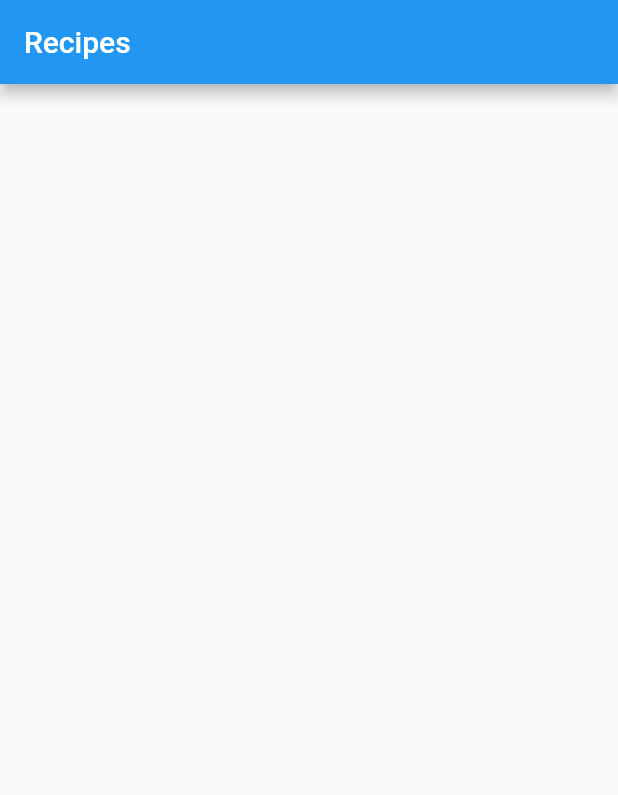
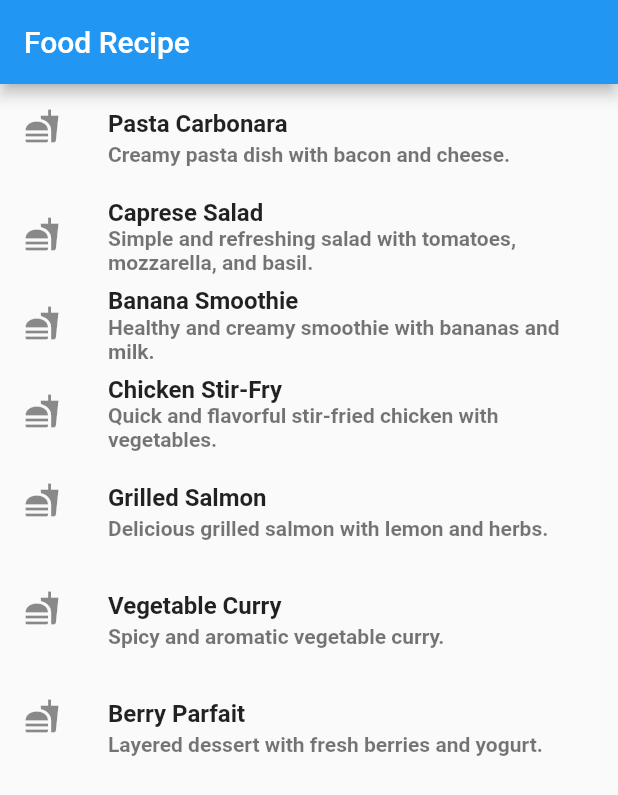
Before and after one commit to ShahirSammun/Flutter_Test, a Flutter app: the screen it shows after launch, on a phone screen of 412 x 824 dp. Shown: the top 795 px of the screen. Run offline on Flutter 3.47's test engine with Material 2 defaults, Android fonts, the light colour scheme and no system bars.

Commit message:
Flutter Code Added

```diff
--- a/lib/main.dart
+++ b/lib/main.dart
@@ -1,44 +1,29 @@
-import 'dart:convert';
-
 import 'package:flutter/material.dart';
-
-void main() {
-  runApp(MyApp());
+main() {
+  runApp(
+    const MyApp(),
+  );
 }
 
 class MyApp extends StatelessWidget {
-  const MyApp({super.key});
+  const MyApp({Key? key}) : super(key: key);
 
   @override
   Widget build(BuildContext context) {
-    return MaterialApp(
-      title: 'Recipe App',
-      theme: ThemeData(
-        primarySwatch: Colors.blue,
-      ),
-      home: RecipeListPage(),
+    return const MaterialApp(
+      home: HomeScreen(),
     );
   }
 }
+class HomeScreen extends StatefulWidget {
+  const HomeScreen({Key? key}) : super(key: key);
 
-class RecipeListPage extends StatefulWidget {
   @override
-  _RecipeListPageState createState() => _RecipeListPageState();
+  State<HomeScreen> createState() => _HomeScreenState();
 }
 
-class _RecipeListPageState extends State<RecipeListPage> {
-  List<Recipe> recipes = [];
-
-  @override
-  void initState() {
-    super.initState();
-    loadRecipes();
-  }
-
-  void loadRecipes() {
-    String jsonText = '''
-    {
-      "recipes": [
+class _HomeScreenState extends State<HomeScreen> {
+  var recipes = [
     {
       "title": "Pasta Carbonara",
       "description": "Creamy pasta dish with bacon and cheese.",
@@ -46,7 +31,8 @@ class _RecipeListPageState extends State<RecipeListPage> {
     },
     {
       "title": "Caprese Salad",
-          "description": "Simple and refreshing salad with tomatoes, mozzarella, and basil.",
+      "description":
+      "Simple and refreshing salad with tomatoes, mozzarella, and basil.",
       "ingredients": ["tomatoes", "mozzarella", "basil"]
     },
     {
@@ -62,7 +48,7 @@ class _RecipeListPageState extends State<RecipeListPage> {
     {
       "title": "Grilled Salmon",
       "description": "Delicious grilled salmon with lemon and herbs.",
-          "ingredient": ["salmon fillet", "lemon", "olive oil", "dill"]
+      "ingredients": ["salmon fillet", "lemon", "olive oil", "dill"]
     },
     {
       "title": "Vegetable Curry",
@@ -73,57 +59,39 @@ class _RecipeListPageState extends State<RecipeListPage> {
       "title": "Berry Parfait",
       "description": "Layered dessert with fresh berries and yogurt.",
       "ingredients": ["berries", "yogurt", "granola"]
-        }
-      ]
-    }
-    ''';
+    },
+  ];
 
-    Map<String, dynamic> jsonData = jsonDecode(jsonText);
-    List<dynamic> recipeList = jsonData['recipes'];
-
-    setState(() {
-      recipes = recipeList.map((json) => Recipe.fromJson(json)).toList();
-    });
+  @override
+  void initState() {
+    super.initState();
   }
 
   @override
   Widget build(BuildContext context) {
     return Scaffold(
       appBar: AppBar(
-        title: Text('Recipes'),
+        title: const Text('Food Recipe'),
       ),
-      body: ListView.builder(
+      body: Scrollbar(
+        thickness: 10,
+        child: ListView.builder(
           itemCount: recipes.length,
           itemBuilder: (context, index) {
             return ListTile(
-            title: Text(recipes[index].title),
-            onTap: () {
-              // Handle recipe item tap
-              // You can navigate to a recipe detail page or perform any desired action
-            },
+              title: Text(
+                recipes[index]['title'].toString(),
+                style: const TextStyle(fontWeight: FontWeight.bold),
+              ),
+              subtitle: Text(
+                recipes[index]['description'].toString(),
+                style: const TextStyle(fontWeight: FontWeight.bold),
+              ),
+              leading: const Icon(Icons.fastfood),
             );
           },
+        ),
       ),
     );
   }
 }
-
-class Recipe {
-  final String title;
-  final String description;
-  final List<String> ingredients;
-
-  Recipe({
-    required this.title,
-    required this.description,
-    required this.ingredients,
-  });
-
-  factory Recipe.fromJson(Map<String, dynamic> json) {
-    return Recipe(
-      title: json['title'],
-      description: json['description'],
-      ingredients: List<String>.from(json['ingredients']),
-    );
-  }
-}
```
Lines whose indentation alone changed are shown as unchanged.
